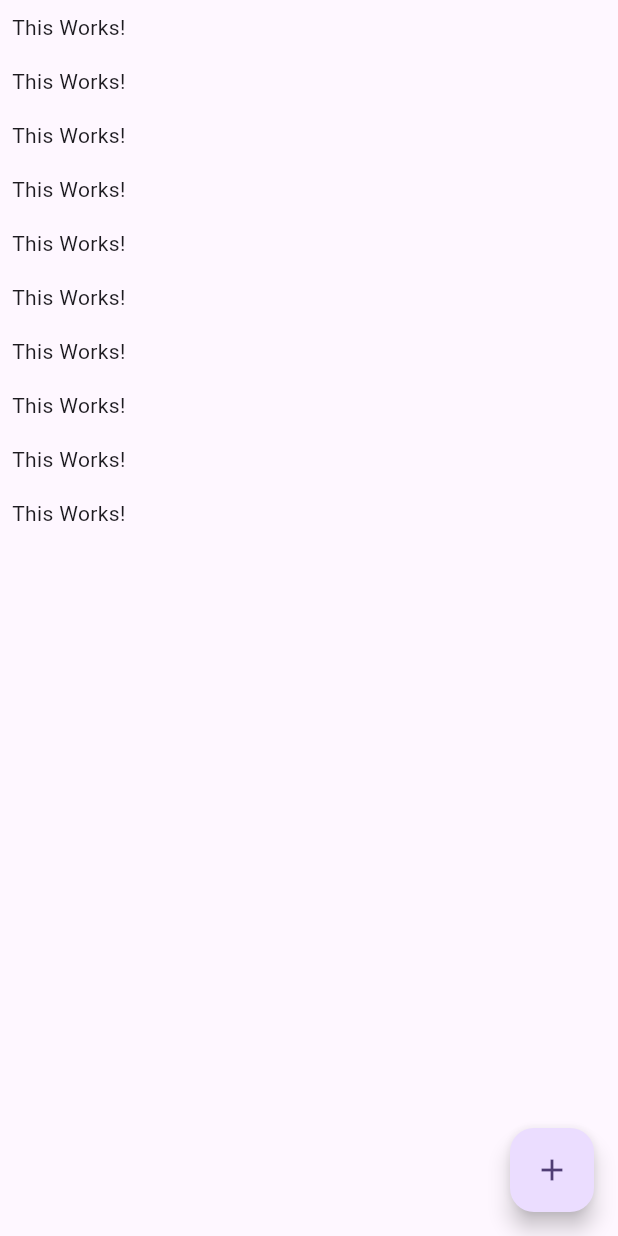
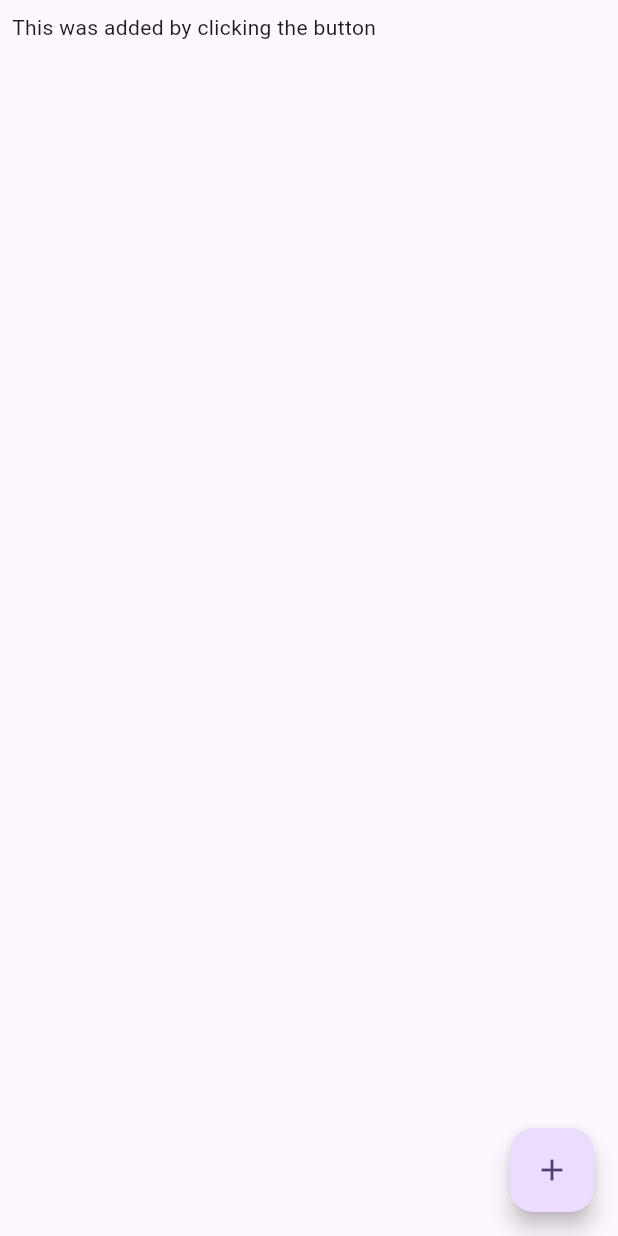
Before and after one commit to h-anjum/spokeez-chatapp, a Flutter app: the ChatScreen screen opened directly, after a tap on the "add" icon, on a phone screen of 412 x 824 dp. Run offline on Flutter 3.47's test engine with Material 2 defaults, Android fonts, the phone set to English and light mode, and no system bars; our stand-ins replace cloud_firestore, firebase_core; accounts and stored records are empty.

```diff
--- a/lib/main.dart
+++ b/lib/main.dart
@@ -1,4 +1,5 @@
 import 'package:flutter/material.dart';
+import './screens/auth_screen.dart';
 import './screens/chat_screen.dart';
 
 void main() {
@@ -16,7 +17,7 @@ class MyApp extends StatelessWidget {
         colorScheme: ColorScheme.fromSeed(seedColor: Colors.deepPurple),
         useMaterial3: true,
       ),
-      home: ChatScreen(),
+      home: AuthScreen(),
     );
   }
 }
--- a/lib/screens/chat_screen.dart
+++ b/lib/screens/chat_screen.dart
@@ -12,24 +12,32 @@ class ChatScreen extends StatelessWidget {
   @override
   Widget build(BuildContext context) {
     return Scaffold(
-      body: ListView.builder(
-        itemCount: 10,
-        itemBuilder: (ctx, index) => Container(
-          padding: EdgeInsets.all(8),
-          child: Text('This Works!'),
-        ),
+      body: StreamBuilder(
+        stream: FirebaseFirestore.instance
+            .collection('chats/iJsBg6QuwXIlVMCZOzsw/messages')
+            .snapshots(),
+        builder: (ctx, streamSnapshot) {
+          if (streamSnapshot.connectionState == ConnectionState.waiting) {
+            return Center(
+              child: CircularProgressIndicator(),
+            );
+          }
+          final documents = streamSnapshot.data?.docs;
+          return ListView.builder(
+            itemCount: documents?.length,
+            itemBuilder: (ctx, index) => Container(
+              padding: EdgeInsets.all(8),
+              child: Text(documents![index]['text']),
+            ),
+          );
+        },
       ),
       floatingActionButton: FloatingActionButton(
         child: Icon(Icons.add),
         onPressed: () {
           FirebaseFirestore.instance
               .collection('chats/iJsBg6QuwXIlVMCZOzsw/messages')
-              .snapshots()
-              .listen((data) {
-            data.docs.forEach((document) {
-              print(document['text']);
-            });
-          });
+              .add({'text': 'This was added by clicking the button'});
         },
       ),
     );
```
Also changed, not shown: lib/screens/auth_screen.dart (+12 -3 lines), lib/widgets/auth_form.dart (added, +117 -0 lines).
